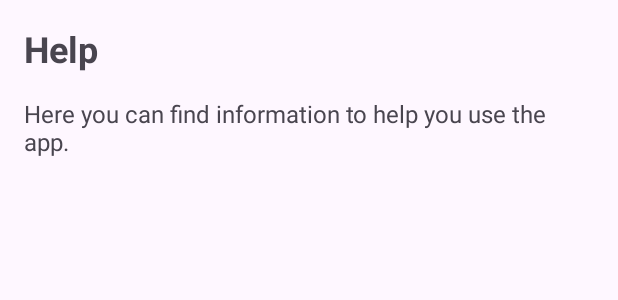
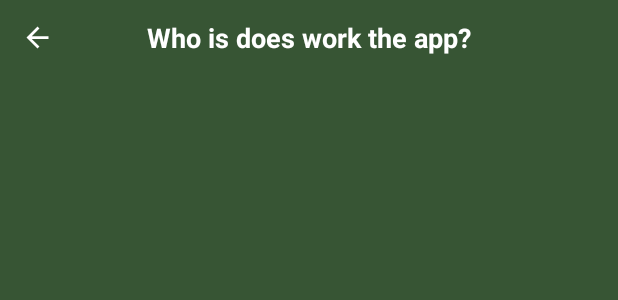
Before and after one commit to FerOcotan/ATENEA, an Android app: the layout activity_menu_help.xml on its own in the app's theme, with its tools: preview values and no code run, on a phone screen of 412 x 824 dp. Shown: the top 300 px of the screen. Run offline under Robolectric (Android 15) with nearby library versions, the phone set to English and light mode, and no system bars.

Commit message:
funciones para botones back y nombre display sin api
funciones para botones back y nombre display sin api
se ajusto la funcionalidad de llamar al nombre cuando no hay cuenta de google

```diff
--- a/app/src/main/res/layout/activity_menu_help.xml
+++ b/app/src/main/res/layout/activity_menu_help.xml
@@ -1,26 +1,36 @@
 <?xml version="1.0" encoding="utf-8"?>
 <LinearLayout xmlns:android="http://schemas.android.com/apk/res/android"
-    xmlns:app="http://schemas.android.com/apk/res-auto"
+
     xmlns:tools="http://schemas.android.com/tools"
     android:id="@+id/main"
     android:layout_width="match_parent"
-    android:padding="16dp"
+    android:layout_height="match_parent"
     android:orientation="vertical"
-    android:layout_height="match_parent"
+    android:background="@color/Verdemenuprimary"
     tools:context=".menu_help">
 
-    <TextView
-        android:layout_width="wrap_content"
-        android:layout_height="wrap_content"
-        android:text="Help"
-        android:textSize="24sp"
-        android:textStyle="bold"
-        android:paddingBottom="16dp" />
 
-    <TextView
+    <RelativeLayout
         android:layout_width="match_parent"
-        android:layout_height="wrap_content"
-        android:text="Here you can find information to help you use the app."
-        android:textSize="16sp" />
+        android:layout_height="wrap_content">
+
+        <ImageView
+            android:id="@+id/backButton"
+            android:layout_width="50dp"
+            android:layout_height="50dp"
+            android:src="@drawable/back_btn"
+            android:padding="14dp"
+            />
+
+        <TextView
+            android:layout_width="wrap_content"
+            android:layout_height="wrap_content"
+            android:text="Who is does work the app?"
+            android:layout_centerInParent="true"
+            android:textColor="#FFFFFF"
+            android:textStyle="bold"
+
+            android:textSize="18sp" />
+    </RelativeLayout>
 
 </LinearLayout>
```
Also changed, not shown: app/src/main/java/com/example/atenea/menu_about_us.java (+18 -0 lines), app/src/main/java/com/example/atenea/menu_help.java (+15 -0 lines), app/src/main/java/com/example/atenea/menu_settings.java (+12 -4 lines).
